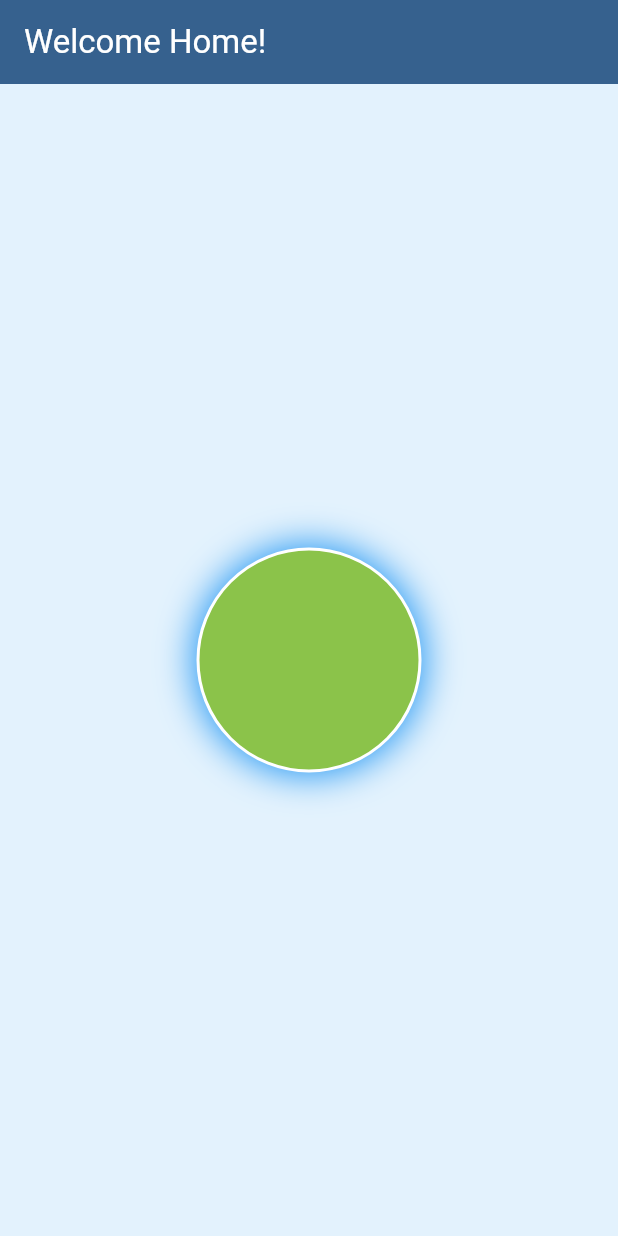
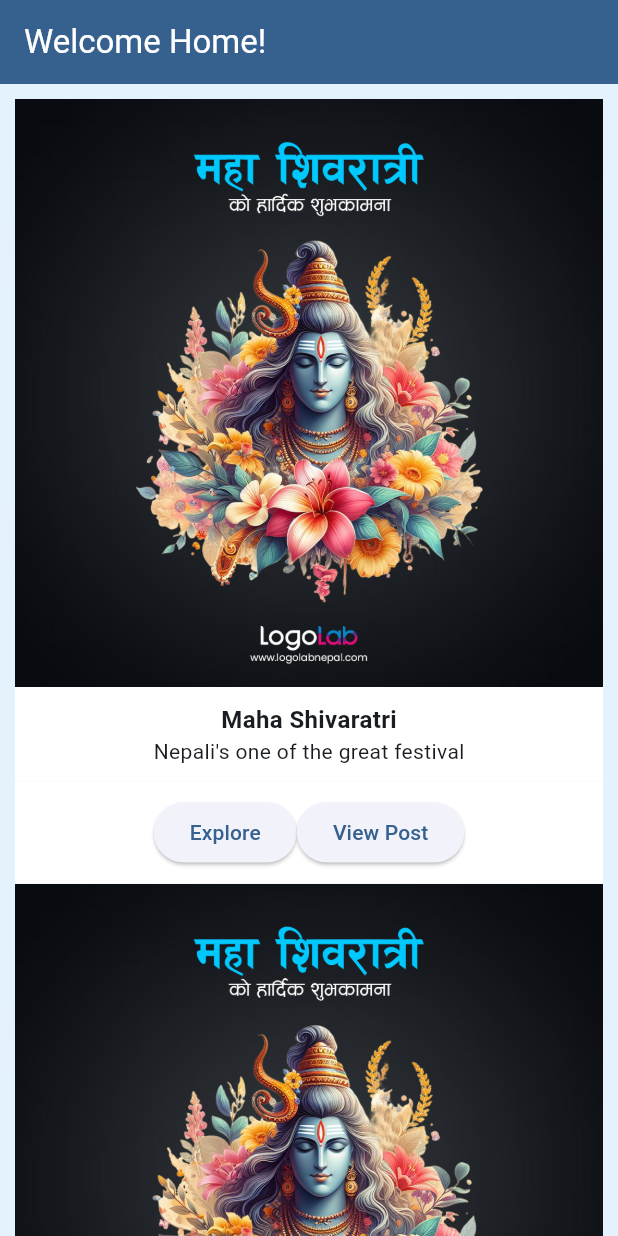
Before and after one commit to projan111/dart, a Flutter app: the screen it shows after launch, on a phone screen of 412 x 824 dp. Run offline on Flutter 3.47's test engine with Material 3 defaults, Android fonts, the light colour scheme and no system bars; missing offline and left inert: dart:ffi.

Commit message:
adding shiva card

```diff
--- a/lib/main.dart
+++ b/lib/main.dart
@@ -42,36 +42,64 @@
         backgroundColor: Theme.of(context).colorScheme.primary,
       ),
       body: Container(
-        width: double.infinity,
+        color: Colors.blue.shade50,
         height: double.infinity,
-        color: Colors.blue.shade50,
-        child: Center(
+        padding: const EdgeInsets.only(left: 10, right: 10, top: 10),
+          child: SingleChildScrollView(
+              child: Column(
+                children: [
+                  Image.asset("assets/images/shivratrilogolab.jpg"),
+                  Container(
+                    padding: const EdgeInsets.only(top: 10, bottom: 10),
+                    color: Colors.white,
+                    width: double.infinity,
+                    child: const Column(
+                      children: [
+                        Text("Maha Shivaratri", style: TextStyle(fontSize: 16, fontWeight: FontWeight.w700,),),
+                        Text("Nepali's one of the great festival")
+                      ],
+                    ),
+                  ),
+                  Container(
+                    padding: const EdgeInsets.only(top: 10, bottom: 10),
+                    color: Colors.white,
+                    child: Row(
+                      mainAxisAlignment: MainAxisAlignment.center,
+                      children: [
+                        ElevatedButton(onPressed: (){}, child: const Text("Explore",)),
+                        ElevatedButton(onPressed: (){}, child: const Text("View Post",))
+                      ],
+                    ),
+                  ),
+                  Image.asset("assets/images/shivratrilogolab.jpg"),
+                  Container(
+                    padding: const EdgeInsets.only(top: 10, bottom: 10),
+                    color: Colors.white,
+                    width: double.infinity,
+                    child: const Column(
+                      children: [
+                        Text("Maha Shivaratri", style: TextStyle(fontSize: 16, fontWeight: FontWeight.w700,),),
+                        Text("Nepali's one of the great festival")
+                      ],
+                    ),
+                  ),
+                  Container(
+                    padding: const EdgeInsets.only(top: 10, bottom: 10),
+                    color: Colors.white,
+                    child: Row(
+                      mainAxisAlignment: MainAxisAlignment.center,
+                      children: [
+                        ElevatedButton(onPressed: (){}, child: const Text("Explore",)),
+                        ElevatedButton(onPressed: (){}, child: const Text("View Post",))
+                      ],
+                    ),
+                  ),
+                ],
 
-          child: Container(
-            width: 150,
-            height: 150,
-            decoration: BoxDecoration(
-              color: Colors.lightGreen,
-              border: Border.all(
-                width: 2,
-                color: Colors.white,
-              ),
-                boxShadow: [
-                  BoxShadow(
-                    blurRadius: 20,
-                    spreadRadius: 2,
-                    color: Colors.blue,
-                  )
-                ],
-              shape: BoxShape.circle,
-            ),
-            // child:Container(
+              )
+          ),
 
-            //     child: Image.asset("assets/images/shivratrilogolab.jpg"),
-            //
-            // ),
-          ),
-        ),
+
       )
     );
   }
```
